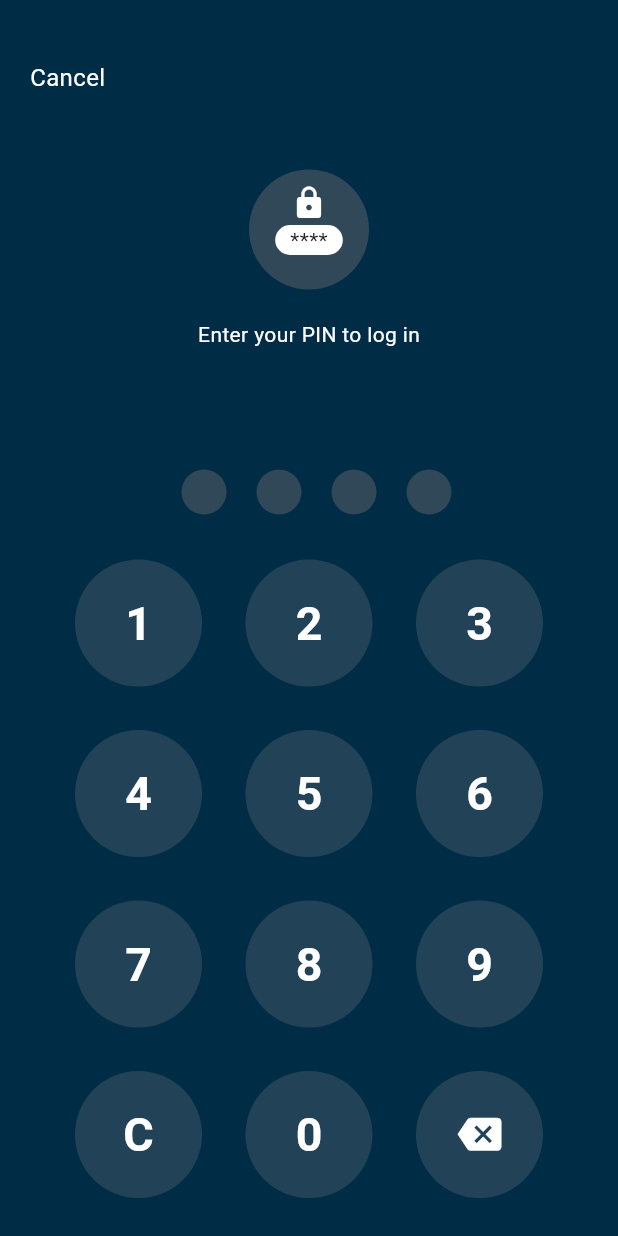
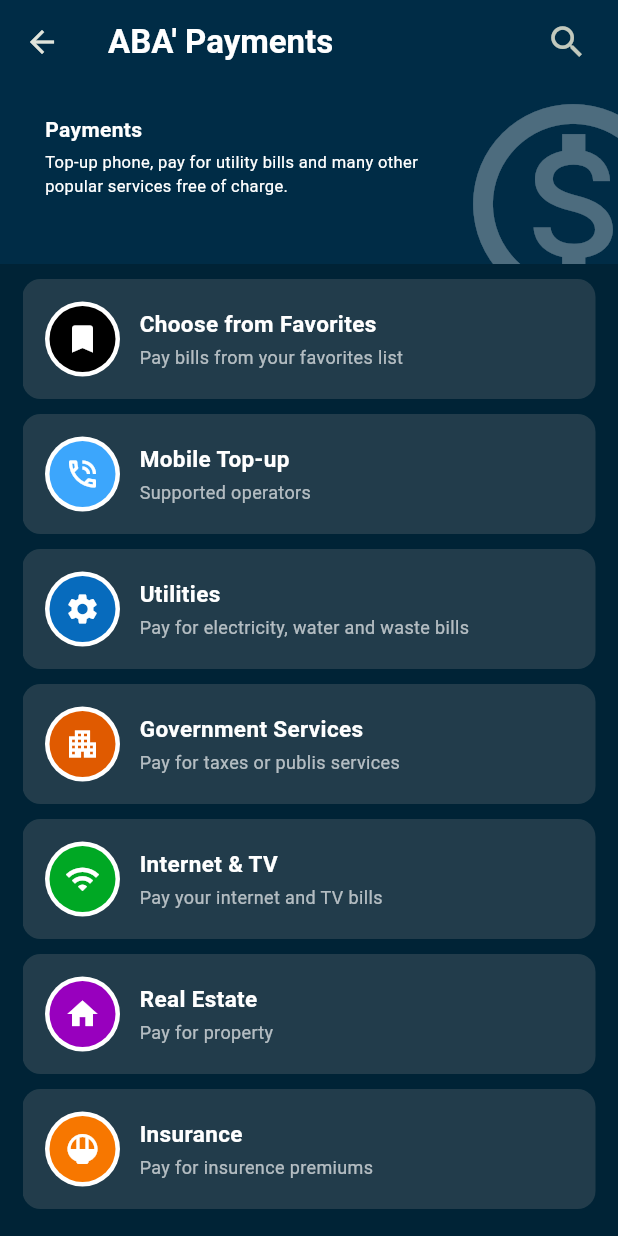
Before and after one commit to leangsengLy/Flutter_Project, a Flutter app: the screen it shows after launch, after a tap on "Payment", on a phone screen of 412 x 824 dp. Run offline on Flutter 3.47's test engine with Material 3 defaults, Android fonts, the phone set to English and light mode, and no system bars; our stand-ins replace flutter_riverpod, google_fonts, google_maps_flutter, image_picker, location, riverpod and 2 more; accounts and stored records are empty.

Commit message:
add new code

```diff
--- a/aba_app/lib/screen/home_screen.dart
+++ b/aba_app/lib/screen/home_screen.dart
@@ -3,7 +3,6 @@
 import 'package:aba_app/screen/scanQRCode.dart';
 import 'package:aba_app/widget/AccountBalanceDetail.dart';
 import 'package:aba_app/widget/advertisingImage.dart';
-import 'package:aba_app/widget/contentFindNew.dart';
 import 'package:aba_app/widget/headerProfile.dart';
 import 'package:aba_app/widget/menuActivity.dart';
 import 'package:flutter/material.dart';
@@ -73,7 +72,7 @@
   Widget build(BuildContext context) {
     return Scaffold(
       appBar: AppBar(
-        backgroundColor: const Color.fromARGB(255, 0, 61, 80),
+        backgroundColor: const Color.fromARGB(255, 0, 44, 70),
         actions: [
           IconButton(
             icon: const Icon(Icons.messenger_outline),
@@ -98,7 +97,7 @@
         decoration: const BoxDecoration(
           gradient: LinearGradient(
             colors: [
-              Color.fromARGB(255, 0, 61, 80),
+              Color.fromARGB(255, 0, 44, 70),
               Color.fromARGB(255, 10, 127, 163),
             ],
             begin: Alignment.topCenter,
--- /dev/null
+++ b/aba_app/lib/screen/payment_screen.dart
@@ -0,0 +1,196 @@
+import 'package:aba_app/widget/payment/payment_card.dart';
+import 'package:flutter/material.dart';
+
+class PaymentScreen extends StatelessWidget {
+  const PaymentScreen({super.key});
+  @override
+  Widget build(BuildContext context) {
+    return Scaffold(
+      backgroundColor: const Color.fromARGB(255, 0, 44, 70),
+      appBar: AppBar(
+        backgroundColor: const Color.fromARGB(0, 255, 255, 255),
+        title: const Text(
+          "ABA' Payments",
+          style: TextStyle(
+            fontWeight: FontWeight.bold,
+            color: Colors.white,
+          ),
+        ),
+        actions: const [
+          Icon(
+            Icons.search,
+            size: 28,
+          ),
+          SizedBox(width: 20),
+        ],
+      ),
+      body: Column(
+        children: [
+          Stack(
+            children: [
+              Container(
+                width: double.infinity,
+                height: 120,
+                decoration: const BoxDecoration(
+                  color: Color.fromARGB(255, 0, 44, 70),
+                ),
+                child: const Stack(
+                  children: [
+                    Positioned(
+                      top: 20,
+                      left: 30,
+                      child: Column(
+                        crossAxisAlignment: CrossAxisAlignment.start,
+                        children: [
+                          Text(
+                            "Payments",
+                            style: TextStyle(
+                              color: Colors.white,
+                              fontWeight: FontWeight.bold,
+                            ),
+                          ),
+                          SizedBox(height: 4),
+                          SizedBox(
+                            width: 250,
+                            child: Text(
+                              "Top-up phone, pay for utility bills and many other popular services free of charge.",
+                              style: TextStyle(
+                                color: Colors.white,
+                                fontSize: 11,
+                              ),
+                            ),
+                          )
+                        ],
+                      ),
+                    ),
+                    Positioned(
+                      bottom: -40,
+                      right: -50,
+                      child: AnimatedOpacity(
+                        opacity: .3,
+                        duration: Duration(seconds: 1),
+                        child: Icon(
+                          Icons.monetization_on_outlined,
+                          color: Colors.white,
+                          size: 160,
+                        ),
+                      ),
+                    )
+                  ],
+                ),
+              )
+            ],
+          ),
+          Expanded(
+            child: Container(
+              width: double.infinity,
+              height: double.infinity,
+              padding: const EdgeInsets.symmetric(horizontal: 15, vertical: 10),
+              decoration: const BoxDecoration(
+                color: Color.fromARGB(255, 0, 35, 54),
+              ),
+              child: const SingleChildScrollView(
+                scrollDirection: Axis.vertical,
+                child: Column(
+                  children: [
+                    PaymentCard(
+                      icon: Icons.bookmark,
+                      color: Colors.black,
+                      detail: "Pay bills from your favorites list",
+                      label: "Choose from Favorites",
+                    ),
+                    SizedBox(height: 10),
+                    PaymentCard(
+                      icon: Icons.phone_in_talk_outlined,
+                      color: Color.fromARGB(255, 60, 166, 252),
+                      label: "Mobile Top-up",
+                      detail: "Supported operators",
+                    ),
+                    SizedBox(height: 10),
+                    PaymentCard(
+                      icon: Icons.settings,
+                      color: Color.fromARGB(255, 7, 107, 189),
+                      label: "Utilities",
+                      detail: "Pay for electricity, water and waste bills",
+                    ),
+                    SizedBox(height: 10),
+                    PaymentCard(
+                      icon: Icons.apartment,
+                      color: Color.fromARGB(255, 224, 90, 0),
+                      label: "Government Services",
+                      detail: "Pay for taxes or publis services",
+                    ),
+                    SizedBox(height: 10),
+                    PaymentCard(
+                      icon: Icons.wifi,
+                      color: Color.fromARGB(255, 0, 168, 36),
+                      label: "Internet & TV",
+                      detail: "Pay your internet and TV bills",
+                    ),
+                    SizedBox(height: 10),
+                    PaymentCard(
+                      icon: Icons.home,
+                      color: Color.fromARGB(255, 152, 0, 190),
+                      label: "Real Estate",
+                      detail: "Pay for property",
+                    ),
+                    SizedBox(height: 10),
+                    PaymentCard(
+                      icon: Icons.rice_bowl_rounded,
+                      color: Color.fromARGB(255, 247, 119, 0),
+                      label: "Insurance",
+                      detail: "Pay for insurence premiums",
+                    ),
+                    SizedBox(height: 10),
+                    PaymentCard(
+                      icon: Icons.attach_money,
+                      color: Color.fromARGB(255, 0, 117, 196),
+                      label: "Finance & Investent",
+                      detail: "Payment for 3rd party financial services",
+                    ),
+                    SizedBox(height: 10),
+                    PaymentCard(
+                      icon: Icons.local_shipping,
+                      color: Color.fromARGB(255, 0, 73, 168),
+                      label: "Trading & Distribution",
+                      detail: "Pay trading partners or distributors",
+                    ),
+                    SizedBox(height: 10),
+                    PaymentCard(
+                      icon: Icons.school,
+                      color: Color.fromARGB(255, 0, 168, 36),
+                      label: "Education",
+                      detail: "Pay for school fees",
+                    ),
+                    SizedBox(height: 10),
+                    PaymentCard(
+                      icon: Icons.sports_esports,
+                      color: Color.fromARGB(255, 0, 138, 218),
+                      label: "Entertainment",
+                      detail: "Shop for credit for games and apps",
+                    ),
+                    SizedBox(height: 10),
+                    PaymentCard(
+                      icon: Icons.credit_card,
+                      color: Color.fromARGB(255, 0, 73, 168),
+                      label: "Membership & Subscription",
+                      detail: "Pay for your subscription",
+                    ),
+                    SizedBox(height: 10),
+                    PaymentCard(
+                      icon: Icons.travel_explore_sharp,
+                      color: Color.fromARGB(255, 156, 0, 204),
+                      label: "Travel & Tours",
+                      detail: "Pay to travel service-providers",
+                    ),
+                    SizedBox(height: 10),
+                  ],
+                ),
+              ),
+            ),
+          )
+        ],
+      ),
+    );
+  }
+}
--- a/aba_app/lib/widget/accountBalanceDetail.dart
+++ b/aba_app/lib/widget/accountBalanceDetail.dart
@@ -13,7 +13,11 @@
 class AccountbalancedetailState extends State<Accountbalancedetail> {
   bool isShowDetailBalance = false;
   void onClickEyeShowDetailBalanch() async {
-    print("show image money");
+    if (isShowDetailBalance) {
+      setState(() {
+        isShowDetailBalance = false;
+      });
+    } else {
       final getIsOpenDetailMoney = await Navigator.of(context).push<bool>(
         MaterialPageRoute(
           builder: (ctx) => const PinToLogin(
@@ -24,6 +28,7 @@
       setState(() {
         isShowDetailBalance = getIsOpenDetailMoney!;
       });
+    }
     print(isShowDetailBalance);
   }
 
@@ -63,7 +68,7 @@
                       ),
                       child: isShowDetailBalance
                           ? Text(
-                              isShowDetailBalance ? "\$19,85857.23" : "",
+                              isShowDetailBalance ? "\$19,5327.236" : "",
                               style: GoogleFonts.inter(
                                 color: Colors.white,
                                 fontSize: 20,
--- /dev/null
+++ b/aba_app/lib/widget/payment/payment_card.dart
@@ -0,0 +1,76 @@
+import 'package:flutter/material.dart';
+
+class PaymentCard extends StatelessWidget {
+  const PaymentCard(
+      {super.key,
+      required this.icon,
+      required this.label,
+      required this.detail,
+      required this.color});
+  final IconData icon;
+  final String label;
+  final Color color;
+  final String detail;
+  @override
+  Widget build(BuildContext context) {
+    return Container(
+      width: double.infinity,
+      height: 80,
+      padding: const EdgeInsets.symmetric(horizontal: 15),
+      decoration: BoxDecoration(
+        color: const Color.fromARGB(61, 141, 141, 141),
+        borderRadius: BorderRadius.circular(12),
+      ),
+      child: Row(
+        crossAxisAlignment: CrossAxisAlignment.center,
+        children: [
+          Container(
+            width: 50,
+            height: 50,
+            padding: const EdgeInsets.all(3),
+            decoration: BoxDecoration(
+              color: Colors.white,
+              borderRadius: BorderRadius.circular(100),
+            ),
+            child: Container(
+              width: double.infinity,
+              height: double.infinity,
+              alignment: Alignment.center,
+              decoration: BoxDecoration(
+                borderRadius: BorderRadius.circular(100),
+                color: color,
+              ),
+              child: Icon(
+                icon,
+                color: Colors.white,
+              ),
+            ),
+          ),
+          const SizedBox(width: 13),
+          Column(
+            crossAxisAlignment: CrossAxisAlignment.start,
+            mainAxisAlignment: MainAxisAlignment.center,
+            children: [
+              Text(
+                label,
+                style: const TextStyle(
+                  color: Colors.white,
+                  fontSize: 15,
+                  fontWeight: FontWeight.bold,
+                ),
+              ),
+              const SizedBox(height: 3),
+              Text(
+                detail,
+                style: const TextStyle(
+                  color: Color.fromARGB(169, 255, 255, 255),
+                  fontSize: 12,
+                ),
+              )
+            ],
+          )
+        ],
+      ),
+    );
+  }
+}
--- a/aba_app/lib/widget/smallCardAtivity.dart
+++ b/aba_app/lib/widget/smallCardAtivity.dart
@@ -1,3 +1,4 @@
+import 'package:aba_app/screen/payment_screen.dart';
 import 'package:aba_app/screen/pin_to_login.dart';
 import 'package:flutter/material.dart';
 
@@ -10,8 +11,10 @@
   Widget build(BuildContext context) {
     return GestureDetector(
       onTap: () {
+        Widget? content = const PinToLogin();
+        if (label.toLowerCase() == 'payment') content = const PaymentScreen();
         Navigator.of(context).push(
-          MaterialPageRoute(builder: (ctx) => const PinToLogin()),
+          MaterialPageRoute(builder: (ctx) => content!),
         );
       },
       child: Container(
--- a/aba_app/pubspec.yaml
+++ b/aba_app/pubspec.yaml
@@ -41,7 +41,7 @@
 flutter_launcher_icons:
   android: "launcher_icon"
   ios: true
-  image_path: "assets/images/icon_app/app_icon.png"
+  image_path: "assets/images/icon_app/ABA.png"
 
 dev_dependencies:
   flutter_test:
@@ -88,6 +88,7 @@
 
 
     - assets/images/icon_app/app_icon.png
+    - assets/images/icon_app/ABA.png
 
     - assets/images/aba/1.png
     - assets/images/aba/2.png
```
Also changed, not shown: aba_app/assets/images/icon_app/ABA.png (added), 27 other files. Lines whose indentation alone changed are shown as unchanged.
